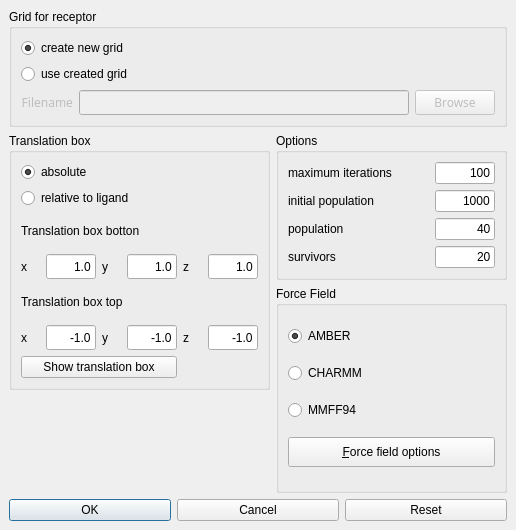
First picture: the form in source/VIEW/DIALOGS/evolutionDockingDialog.ui, repository BALL-Project/ball, before the edit.
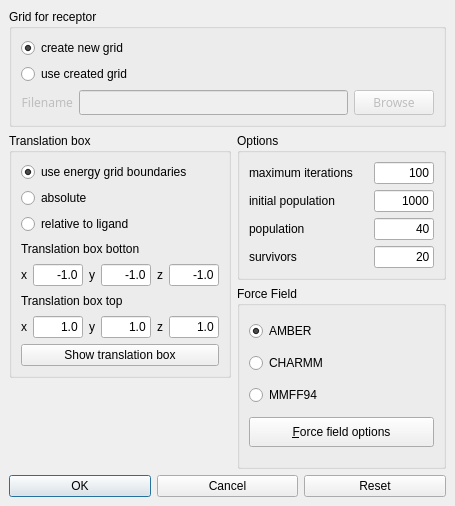
Second picture: the form after the edit.

Commit message: new radiobutton in translation box group

The edit to the form file:
```diff
--- a/source/VIEW/DIALOGS/evolutionDockingDialog.ui
+++ b/source/VIEW/DIALOGS/evolutionDockingDialog.ui
@@ -8,8 +8,8 @@
    <rect>
     <x>0</x>
     <y>0</y>
-    <width>516</width>
-    <height>530</height>
+    <width>455</width>
+    <height>506</height>
    </rect>
   </property>
   <property name="sizePolicy" >
@@ -45,94 +45,262 @@
    <property name="spacing" >
     <number>6</number>
    </property>
-   <item row="3" column="0" >
-    <spacer>
-     <property name="orientation" >
-      <enum>Qt::Horizontal</enum>
+   <item rowspan="2" row="1" column="0" >
+    <widget class="QGroupBox" name="trans_box_group" >
+     <property name="title" >
+      <string>Translation box</string>
      </property>
-     <property name="sizeHint" >
-      <size>
-       <width>261</width>
-       <height>20</height>
-      </size>
-     </property>
-    </spacer>
-   </item>
-   <item row="4" column="0" colspan="2" >
-    <layout class="QHBoxLayout" >
-     <property name="margin" >
-      <number>0</number>
-     </property>
-     <property name="spacing" >
-      <number>6</number>
-     </property>
-     <item>
-      <widget class="QPushButton" name="ok_button" >
-       <property name="sizePolicy" >
-        <sizepolicy>
-         <hsizetype>1</hsizetype>
-         <vsizetype>0</vsizetype>
-         <horstretch>0</horstretch>
-         <verstretch>0</verstretch>
-        </sizepolicy>
-       </property>
-       <property name="minimumSize" >
-        <size>
-         <width>90</width>
-         <height>0</height>
-        </size>
-       </property>
-       <property name="text" >
-        <string>OK</string>
-       </property>
-       <property name="default" >
-        <bool>true</bool>
-       </property>
-      </widget>
-     </item>
-     <item>
-      <widget class="QPushButton" name="cancel_button" >
-       <property name="sizePolicy" >
-        <sizepolicy>
-         <hsizetype>1</hsizetype>
-         <vsizetype>0</vsizetype>
-         <horstretch>0</horstretch>
-         <verstretch>0</verstretch>
-        </sizepolicy>
-       </property>
-       <property name="minimumSize" >
-        <size>
-         <width>90</width>
-         <height>0</height>
-        </size>
-       </property>
-       <property name="text" >
-        <string>Cancel</string>
-       </property>
-      </widget>
-     </item>
-     <item>
-      <widget class="QPushButton" name="reset_button" >
-       <property name="sizePolicy" >
-        <sizepolicy>
-         <hsizetype>1</hsizetype>
-         <vsizetype>0</vsizetype>
-         <horstretch>0</horstretch>
-         <verstretch>0</verstretch>
-        </sizepolicy>
-       </property>
-       <property name="minimumSize" >
-        <size>
-         <width>90</width>
-         <height>0</height>
-        </size>
-       </property>
-       <property name="text" >
-        <string>Reset</string>
-       </property>
-      </widget>
-     </item>
-    </layout>
+     <layout class="QGridLayout" >
+      <property name="margin" >
+       <number>9</number>
+      </property>
+      <property name="spacing" >
+       <number>6</number>
+      </property>
+      <item row="6" column="0" >
+       <layout class="QHBoxLayout" >
+        <property name="margin" >
+         <number>0</number>
+        </property>
+        <property name="spacing" >
+         <number>6</number>
+        </property>
+        <item>
+         <widget class="QLabel" name="x_label_2" >
+          <property name="maximumSize" >
+           <size>
+            <width>6</width>
+            <height>25</height>
+           </size>
+          </property>
+          <property name="text" >
+           <string>x</string>
+          </property>
+         </widget>
+        </item>
+        <item>
+         <widget class="QLineEdit" name="trans_box_top_x" >
+          <property name="maximumSize" >
+           <size>
+            <width>50</width>
+            <height>25</height>
+           </size>
+          </property>
+          <property name="text" >
+           <string>1.0</string>
+          </property>
+          <property name="alignment" >
+           <set>Qt::AlignRight</set>
+          </property>
+         </widget>
+        </item>
+        <item>
+         <widget class="QLabel" name="y_label_2" >
+          <property name="maximumSize" >
+           <size>
+            <width>6</width>
+            <height>25</height>
+           </size>
+          </property>
+          <property name="text" >
+           <string>y</string>
+          </property>
+         </widget>
+        </item>
+        <item>
+         <widget class="QLineEdit" name="trans_box_top_y" >
+          <property name="maximumSize" >
+           <size>
+            <width>50</width>
+            <height>25</height>
+           </size>
+          </property>
+          <property name="text" >
+           <string>1.0</string>
+          </property>
+          <property name="alignment" >
+           <set>Qt::AlignRight</set>
+          </property>
+         </widget>
+        </item>
+        <item>
+         <widget class="QLabel" name="z_label_2" >
+          <property name="maximumSize" >
+           <size>
+            <width>6</width>
+            <height>25</height>
+           </size>
+          </property>
+          <property name="text" >
+           <string>z</string>
+          </property>
+         </widget>
+        </item>
+        <item>
+         <widget class="QLineEdit" name="trans_box_top_z" >
+          <property name="maximumSize" >
+           <size>
+            <width>50</width>
+            <height>25</height>
+           </size>
+          </property>
+          <property name="text" >
+           <string>1.0</string>
+          </property>
+          <property name="alignment" >
+           <set>Qt::AlignRight</set>
+          </property>
+         </widget>
+        </item>
+       </layout>
+      </item>
+      <item row="4" column="0" >
+       <layout class="QHBoxLayout" >
+        <property name="margin" >
+         <number>0</number>
+        </property>
+        <property name="spacing" >
+         <number>6</number>
+        </property>
+        <item>
+         <widget class="QLabel" name="x_label" >
+          <property name="maximumSize" >
+           <size>
+            <width>6</width>
+            <height>25</height>
+           </size>
+          </property>
+          <property name="text" >
+           <string>x</string>
+          </property>
+         </widget>
+        </item>
+        <item>
+         <widget class="QLineEdit" name="trans_box_bottom_x" >
+          <property name="maximumSize" >
+           <size>
+            <width>50</width>
+            <height>25</height>
+           </size>
+          </property>
+          <property name="text" >
+           <string>-1.0</string>
+          </property>
+          <property name="alignment" >
+           <set>Qt::AlignRight</set>
+          </property>
+         </widget>
+        </item>
+        <item>
+         <widget class="QLabel" name="y_label" >
+          <property name="maximumSize" >
+           <size>
+            <width>6</width>
+            <height>25</height>
+           </size>
+          </property>
+          <property name="text" >
+           <string>y</string>
+          </property>
+         </widget>
+        </item>
+        <item>
+         <widget class="QLineEdit" name="trans_box_bottom_y" >
+          <property name="maximumSize" >
+           <size>
+            <width>50</width>
+            <height>25</height>
+           </size>
+          </property>
+          <property name="text" >
+           <string>-1.0</string>
+          </property>
+          <property name="alignment" >
+           <set>Qt::AlignRight</set>
+          </property>
+         </widget>
+        </item>
+        <item>
+         <widget class="QLabel" name="z_label" >
+          <property name="maximumSize" >
+           <size>
+            <width>6</width>
+            <height>25</height>
+           </size>
+          </property>
+          <property name="text" >
+           <string>z</string>
+          </property>
+         </widget>
+        </item>
+        <item>
+         <widget class="QLineEdit" name="trans_box_bottom_z" >
+          <property name="maximumSize" >
+           <size>
+            <width>50</width>
+            <height>25</height>
+           </size>
+          </property>
+          <property name="text" >
+           <string>-1.0</string>
+          </property>
+          <property name="alignment" >
+           <set>Qt::AlignRight</set>
+          </property>
+         </widget>
+        </item>
+       </layout>
+      </item>
+      <item row="5" column="0" >
+       <widget class="QLabel" name="trans_box_top_label" >
+        <property name="text" >
+         <string>Translation box top</string>
+        </property>
+       </widget>
+      </item>
+      <item row="3" column="0" >
+       <widget class="QLabel" name="trans_box_botton_label" >
+        <property name="text" >
+         <string>Translation box botton</string>
+        </property>
+       </widget>
+      </item>
+      <item row="2" column="0" >
+       <widget class="QRadioButton" name="rel_trans_radio_button" >
+        <property name="text" >
+         <string>relative to ligand</string>
+        </property>
+       </widget>
+      </item>
+      <item row="1" column="0" >
+       <widget class="QRadioButton" name="abs_trans_radio_button" >
+        <property name="text" >
+         <string>absolute</string>
+        </property>
+        <property name="checked" >
+         <bool>false</bool>
+        </property>
+       </widget>
+      </item>
+      <item row="0" column="0" >
+       <widget class="QRadioButton" name="grid_boundary_radio_button" >
+        <property name="text" >
+         <string>use energy grid boundaries</string>
+        </property>
+        <property name="checked" >
+         <bool>true</bool>
+        </property>
+       </widget>
+      </item>
+      <item row="7" column="0" >
+       <widget class="QPushButton" name="trans_box_button" >
+        <property name="text" >
+         <string>Show translation box</string>
+        </property>
+       </widget>
+      </item>
+     </layout>
+    </widget>
    </item>
    <item row="0" column="0" colspan="2" >
     <widget class="QGroupBox" name="grid_group" >
@@ -283,6 +451,158 @@
      </layout>
     </widget>
    </item>
+   <item row="4" column="0" colspan="2" >
+    <layout class="QHBoxLayout" >
+     <property name="margin" >
+      <number>0</number>
+     </property>
+     <property name="spacing" >
+      <number>6</number>
+     </property>
+     <item>
+      <widget class="QPushButton" name="ok_button" >
+       <property name="sizePolicy" >
+        <sizepolicy>
+         <hsizetype>1</hsizetype>
+         <vsizetype>0</vsizetype>
+         <horstretch>0</horstretch>
+         <verstretch>0</verstretch>
+        </sizepolicy>
+       </property>
+       <property name="minimumSize" >
+        <size>
+         <width>90</width>
+         <height>0</height>
+        </size>
+       </property>
+       <property name="text" >
+        <string>OK</string>
+       </property>
+       <property name="default" >
+        <bool>true</bool>
+       </property>
+      </widget>
+     </item>
+     <item>
+      <widget class="QPushButton" name="cancel_button" >
+       <property name="sizePolicy" >
+        <sizepolicy>
+         <hsizetype>1</hsizetype>
+         <vsizetype>0</vsizetype>
+         <horstretch>0</horstretch>
+         <verstretch>0</verstretch>
+        </sizepolicy>
+       </property>
+       <property name="minimumSize" >
+        <size>
+         <width>90</width>
+         <height>0</height>
+        </size>
+       </property>
+       <property name="text" >
+        <string>Cancel</string>
+       </property>
+      </widget>
+     </item>
+     <item>
+      <widget class="QPushButton" name="reset_button" >
+       <property name="sizePolicy" >
+        <sizepolicy>
+         <hsizetype>1</hsizetype>
+         <vsizetype>0</vsizetype>
+         <horstretch>0</horstretch>
+         <verstretch>0</verstretch>
+        </sizepolicy>
+       </property>
+       <property name="minimumSize" >
+        <size>
+         <width>90</width>
+         <height>0</height>
+        </size>
+       </property>
+       <property name="text" >
+        <string>Reset</string>
+       </property>
+      </widget>
+     </item>
+    </layout>
+   </item>
+   <item rowspan="2" row="2" column="1" >
+    <widget class="QGroupBox" name="force_field_group" >
+     <property name="title" >
+      <string>Force Field</string>
+     </property>
+     <layout class="QVBoxLayout" >
+      <property name="margin" >
+       <number>9</number>
+      </property>
+      <property name="spacing" >
+       <number>6</number>
+      </property>
+      <item>
+       <widget class="QRadioButton" name="amber_radio_button" >
+        <property name="minimumSize" >
+         <size>
+          <width>0</width>
+          <height>20</height>
+         </size>
+        </property>
+        <property name="text" >
+         <string>AMBER</string>
+        </property>
+        <property name="shortcut" >
+         <string/>
+        </property>
+        <property name="checked" >
+         <bool>true</bool>
+        </property>
+       </widget>
+      </item>
+      <item>
+       <widget class="QRadioButton" name="charmm_radio_button" >
+        <property name="minimumSize" >
+         <size>
+          <width>0</width>
+          <height>20</height>
+         </size>
+        </property>
+        <property name="text" >
+         <string>CHARMM</string>
+        </property>
+        <property name="shortcut" >
+         <string/>
+        </property>
+       </widget>
+      </item>
+      <item>
+       <widget class="QRadioButton" name="mmff94_radio_button" >
+        <property name="text" >
+         <string>MMFF94</string>
+        </property>
+       </widget>
+      </item>
+      <item>
+       <widget class="QPushButton" name="force_field_button" >
+        <property name="minimumSize" >
+         <size>
+          <width>170</width>
+          <height>30</height>
+         </size>
+        </property>
+        <property name="toolTip" >
+         <string>Edit force field options</string>
+        </property>
+        <property name="text" >
+         <string>&amp;Force field options</string>
+        </property>
+        <property name="shortcut" >
+         <string>Alt+F</string>
+        </property>
+       </widget>
+      </item>
+     </layout>
+    </widget>
+   </item>
    <item row="1" column="1" >
     <widget class="QGroupBox" name="option_group" >
      <property name="title" >
@@ -390,272 +710,18 @@
      </layout>
     </widget>
    </item>
-   <item rowspan="2" row="2" column="1" >
-    <widget class="QGroupBox" name="force_field_group" >
-     <property name="title" >
-      <string>Force Field</string>
+   <item row="3" column="0" >
+    <spacer>
+     <property name="orientation" >
+      <enum>Qt::Horizontal</enum>
      </property>
-     <layout class="QVBoxLayout" >
-      <property name="margin" >
-       <number>9</number>
-      </property>
-      <property name="spacing" >
-       <number>6</number>
-      </property>
-      <item>
-       <widget class="QRadioButton" name="amber_radio_button" >
-        <property name="minimumSize" >
-         <size>
-          <width>0</width>
-          <height>20</height>
-         </size>
-        </property>
-        <property name="text" >
-         <string>AMBER</string>
-        </property>
-        <property name="shortcut" >
-         <string/>
-        </property>
-        <property name="checked" >
-         <bool>true</bool>
-        </property>
-       </widget>
-      </item>
-      <item>
-       <widget class="QRadioButton" name="charmm_radio_button" >
-        <property name="minimumSize" >
-         <size>
-          <width>0</width>
-          <height>20</height>
-         </size>
-        </property>
-        <property name="text" >
-         <string>CHARMM</string>
-        </property>
-        <property name="shortcut" >
-         <string/>
-        </property>
-       </widget>
-      </item>
-      <item>
-       <widget class="QRadioButton" name="mmff94_radio_button" >
-        <property name="text" >
-         <string>MMFF94</string>
-        </property>
-       </widget>
-      </item>
-      <item>
-       <widget class="QPushButton" name="force_field_button" >
-        <property name="minimumSize" >
-         <size>
-          <width>170</width>
-          <height>30</height>
-         </size>
-        </property>
-        <property name="toolTip" >
-         <string>Edit force field options</string>
-        </property>
-        <property name="text" >
-         <string>&amp;Force field options</string>
-        </property>
-        <property name="shortcut" >
-         <string>Alt+F</string>
-        </property>
-       </widget>
-      </item>
-     </layout>
-    </widget>
-   </item>
-   <item rowspan="2" row="1" column="0" >
-    <widget class="QGroupBox" name="trans_box_group" >
-     <property name="title" >
-      <string>Translation box</string>
+     <property name="sizeHint" >
+      <size>
+       <width>221</width>
+       <height>20</height>
+      </size>
      </property>
-     <layout class="QGridLayout" >
-      <property name="margin" >
-       <number>9</number>
-      </property>
-      <property name="spacing" >
-       <number>6</number>
-      </property>
-      <item row="5" column="5" >
-       <widget class="QLineEdit" name="trans_box_top_z" >
-        <property name="maximumSize" >
-         <size>
-          <width>50</width>
-          <height>25</height>
-         </size>
-        </property>
-        <property name="text" >
-         <string>-1.0</string>
-        </property>
-        <property name="alignment" >
-         <set>Qt::AlignRight</set>
-        </property>
-       </widget>
-      </item>
-      <item row="3" column="5" >
-       <widget class="QLineEdit" name="trans_box_bottom_z" >
-        <property name="maximumSize" >
-         <size>
-          <width>50</width>
-          <height>25</height>
-         </size>
-        </property>
-        <property name="text" >
-         <string>1.0</string>
-        </property>
-        <property name="alignment" >
-         <set>Qt::AlignRight</set>
-        </property>
-       </widget>
-      </item>
-      <item row="5" column="3" >
-       <widget class="QLineEdit" name="trans_box_top_y" >
-        <property name="maximumSize" >
-         <size>
-          <width>50</width>
-          <height>25</height>
-         </size>
-        </property>
-        <property name="text" >
-         <string>-1.0</string>
-        </property>
-        <property name="alignment" >
-         <set>Qt::AlignRight</set>
-        </property>
-       </widget>
-      </item>
-      <item row="3" column="3" >
-       <widget class="QLineEdit" name="trans_box_bottom_y" >
-        <property name="maximumSize" >
-         <size>
-          <width>50</width>
-          <height>25</height>
-         </size>
-        </property>
-        <property name="text" >
-         <string>1.0</string>
-        </property>
-        <property name="alignment" >
-         <set>Qt::AlignRight</set>
-        </property>
-       </widget>
-      </item>
-      <item row="5" column="1" >
-       <widget class="QLineEdit" name="trans_box_top_x" >
-        <property name="maximumSize" >
-         <size>
-          <width>50</width>
-          <height>25</height>
-         </size>
-        </property>
-        <property name="text" >
-         <string>-1.0</string>
-        </property>
-        <property name="alignment" >
-         <set>Qt::AlignRight</set>
-        </property>
-       </widget>
-      </item>
-      <item row="3" column="1" >
-       <widget class="QLineEdit" name="trans_box_bottom_x" >
-        <property name="maximumSize" >
-         <size>
-          <width>50</width>
-          <height>25</height>
-         </size>
-        </property>
-        <property name="text" >
-         <string>1.0</string>
-        </property>
-        <property name="alignment" >
-         <set>Qt::AlignRight</set>
-        </property>
-       </widget>
-      </item>
-      <item row="1" column="0" colspan="5" >
-       <widget class="QRadioButton" name="rel_trans_radio_button" >
-        <property name="text" >
-         <string>relative to ligand</string>
-        </property>
-       </widget>
-      </item>
-      <item row="5" column="0" >
-       <widget class="QLabel" name="x_label_2" >
-        <property name="text" >
-         <string>x</string>
-        </property>
-       </widget>
-      </item>
-      <item row="6" column="0" colspan="4" >
-       <widget class="QPushButton" name="trans_box_button" >
-        <property name="text" >
-         <string>Show translation box</string>
-        </property>
-       </widget>
-      </item>
-      <item row="0" column="0" colspan="4" >
-       <widget class="QRadioButton" name="abs_trans_radio_button" >
-        <property name="text" >
-         <string>absolute</string>
-        </property>
-        <property name="checked" >
-         <bool>true</bool>
-        </property>
-       </widget>
-      </item>
-      <item row="2" column="0" colspan="5" >
-       <widget class="QLabel" name="trans_box_botton_label" >
-        <property name="text" >
-         <string>Translation box botton</string>
-        </property>
-       </widget>
-      </item>
-      <item row="3" column="0" >
-       <widget class="QLabel" name="x_label" >
-        <property name="text" >
-         <string>x</string>
-        </property>
-       </widget>
-      </item>
-      <item row="4" column="0" colspan="5" >
-       <widget class="QLabel" name="trans_box_top_label" >
-        <property name="text" >
-         <string>Translation box top</string>
-        </property>
-       </widget>
-      </item>
-      <item row="5" column="4" >
-       <widget class="QLabel" name="z_label_2" >
-        <property name="text" >
-         <string>z</string>
-        </property>
-       </widget>
-      </item>
-      <item row="3" column="4" >
-       <widget class="QLabel" name="z_label" >
-        <property name="text" >
-         <string>z</string>
-        </property>
-       </widget>
-      </item>
-      <item row="3" column="2" >
-       <widget class="QLabel" name="y_label" >
-        <property name="text" >
-         <string>y</string>
-        </property>
-       </widget>
-      </item>
-      <item row="5" column="2" >
-       <widget class="QLabel" name="y_label_2" >
-        <property name="text" >
-         <string>y</string>
-        </property>
-       </widget>
-      </item>
-     </layout>
-    </widget>
+    </spacer>
    </item>
   </layout>
  </widget>
```
The commit also changes 1 other file.
